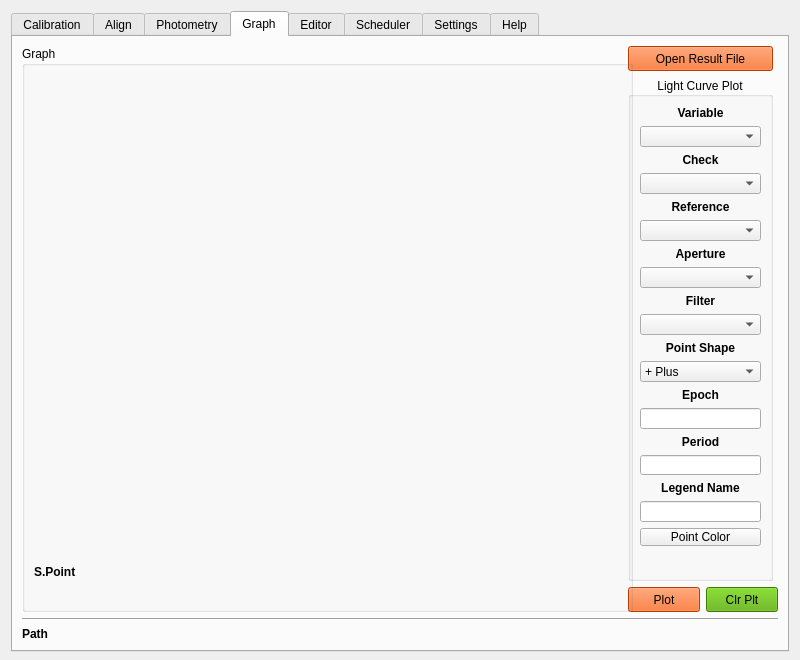
myrafproject/myrafproject2, file myraf.ui: the form before one commit.
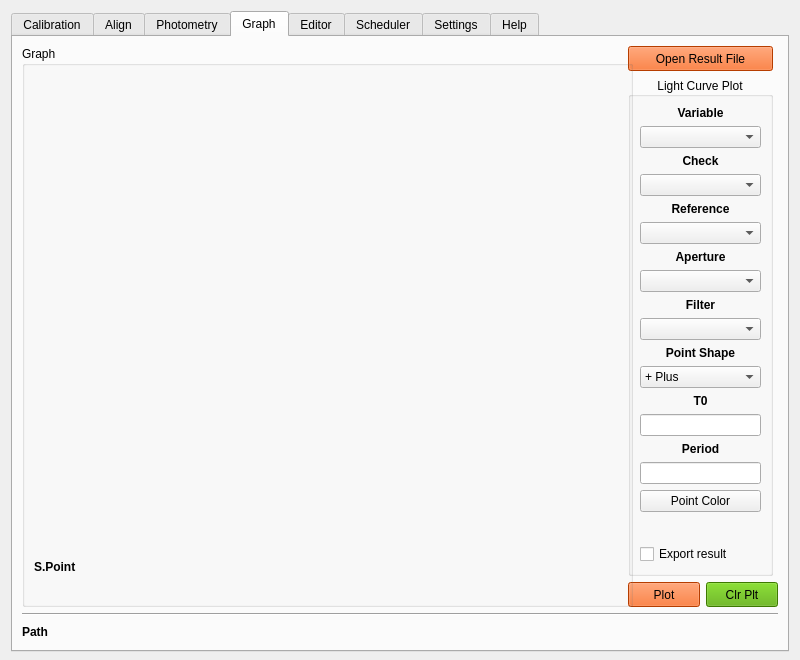
The form after the commit. The open tabs and pages were chosen to show the change. Icons and pictures are not drawn. Custom widgets are drawn as their Qt base class.

The edit to the form file:
```diff
--- a/myraf.ui
+++ b/myraf.ui
@@ -2528,7 +2528,7 @@
                  </font>
                 </property>
                 <property name="text">
-                 <string>Epoch</string>
+                 <string>T0</string>
                 </property>
                 <property name="alignment">
                  <set>Qt::AlignCenter</set>
@@ -2574,27 +2574,7 @@
              </layout>
             </item>
             <item row="10" column="0">
-             <layout class="QGridLayout" name="gridLayout_90">
-              <item row="1" column="0">
-               <widget class="QLineEdit" name="lineEdit_21"/>
-              </item>
-              <item row="0" column="0">
-               <widget class="QLabel" name="label_56">
-                <property name="font">
-                 <font>
-                  <weight>75</weight>
-                  <bold>true</bold>
-                 </font>
-                </property>
-                <property name="text">
-                 <string>Legend Name</string>
-                </property>
-                <property name="alignment">
-                 <set>Qt::AlignCenter</set>
-                </property>
-               </widget>
-              </item>
-             </layout>
+             <layout class="QGridLayout" name="gridLayout_90"/>
             </item>
             <item row="11" column="0">
              <layout class="QGridLayout" name="gridLayout_92">
@@ -2839,6 +2819,13 @@
               </item>
              </layout>
             </item>
+            <item row="12" column="0">
+             <widget class="QCheckBox" name="checkBox_export_result">
+              <property name="text">
+               <string>Export result</string>
+              </property>
+             </widget>
+            </item>
            </layout>
           </widget>
          </item>
```
